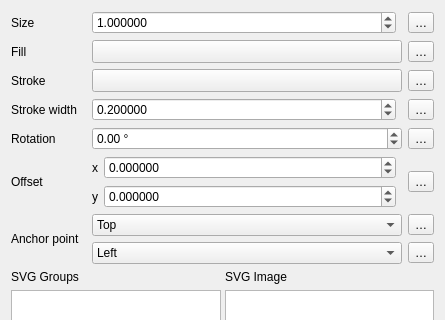
qgis/QGIS, file src/ui/symbollayer/widget_svgmarker.ui: the form before one commit; both pictures show x 0 to 445 and y 0 to 320 of the 445 by 663 pixel window.
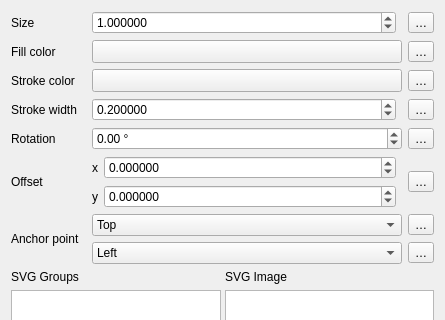
The form after the commit. Custom widgets are drawn as their Qt base class.

What changed in the file:
```diff
--- a/src/ui/symbollayer/widget_svgmarker.ui
+++ b/src/ui/symbollayer/widget_svgmarker.ui
@@ -220,7 +220,7 @@
       </sizepolicy>
      </property>
      <property name="text">
-      <string>Fill</string>
+      <string>Fill color</string>
      </property>
     </widget>
    </item>
@@ -233,7 +233,7 @@
       </sizepolicy>
      </property>
      <property name="text">
-      <string>Stroke</string>
+      <string>Stroke color</string>
      </property>
     </widget>
    </item>
```
